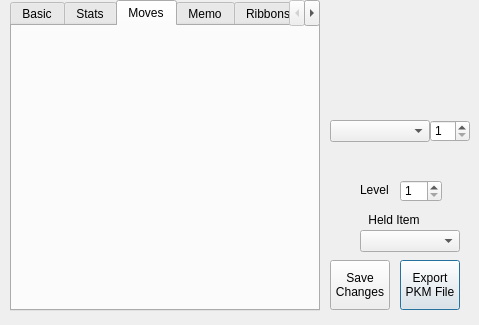
First picture: the form in QT Project/pkmviewer.ui, repository Annovae/PKMDS-G5, before the edit.
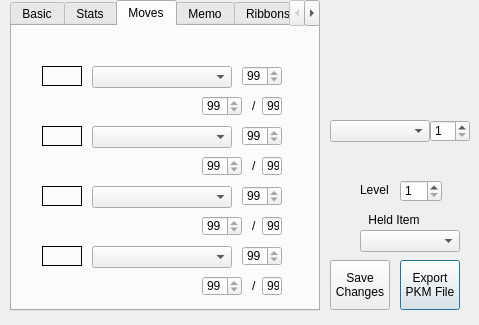
Second picture: the form after the edit. The open tabs and pages were chosen to show the change.

Diff of the .ui file:
```diff
--- a/QT Project/pkmviewer.ui
+++ b/QT Project/pkmviewer.ui
@@ -1103,7 +1103,7 @@
       </rect>
      </property>
     </widget>
-    <widget class="QLabel" name="label_2">
+    <widget class="QLabel" name="lblNature">
      <property name="geometry">
       <rect>
        <x>70</x>
@@ -1121,6 +1121,414 @@
     <attribute name="title">
      <string>Moves</string>
     </attribute>
+    <widget class="QGraphicsView" name="pbMove1Type">
+     <property name="geometry">
+      <rect>
+       <x>30</x>
+       <y>40</y>
+       <width>40</width>
+       <height>20</height>
+      </rect>
+     </property>
+     <property name="styleSheet">
+      <string notr="true">background: transparent</string>
+     </property>
+     <property name="frameShape">
+      <enum>QFrame::Box</enum>
+     </property>
+     <property name="frameShadow">
+      <enum>QFrame::Plain</enum>
+     </property>
+     <property name="verticalScrollBarPolicy">
+      <enum>Qt::ScrollBarAlwaysOff</enum>
+     </property>
+     <property name="horizontalScrollBarPolicy">
+      <enum>Qt::ScrollBarAlwaysOff</enum>
+     </property>
+    </widget>
+    <widget class="QGraphicsView" name="pbMove2Type">
+     <property name="geometry">
+      <rect>
+       <x>30</x>
+       <y>100</y>
+       <width>40</width>
+       <height>20</height>
+      </rect>
+     </property>
+     <property name="styleSheet">
+      <string notr="true">background: transparent</string>
+     </property>
+     <property name="frameShape">
+      <enum>QFrame::Box</enum>
+     </property>
+     <property name="frameShadow">
+      <enum>QFrame::Plain</enum>
+     </property>
+     <property name="verticalScrollBarPolicy">
+      <enum>Qt::ScrollBarAlwaysOff</enum>
+     </property>
+     <property name="horizontalScrollBarPolicy">
+      <enum>Qt::ScrollBarAlwaysOff</enum>
+     </property>
+    </widget>
+    <widget class="QGraphicsView" name="pbMove3Type">
+     <property name="geometry">
+      <rect>
+       <x>30</x>
+       <y>160</y>
+       <width>40</width>
+       <height>20</height>
+      </rect>
+     </property>
+     <property name="styleSheet">
+      <string notr="true">background: transparent</string>
+     </property>
+     <property name="frameShape">
+      <enum>QFrame::Box</enum>
+     </property>
+     <property name="frameShadow">
+      <enum>QFrame::Plain</enum>
+     </property>
+     <property name="verticalScrollBarPolicy">
+      <enum>Qt::ScrollBarAlwaysOff</enum>
+     </property>
+     <property name="horizontalScrollBarPolicy">
+      <enum>Qt::ScrollBarAlwaysOff</enum>
+     </property>
+    </widget>
+    <widget class="QGraphicsView" name="pbMove4Type">
+     <property name="geometry">
+      <rect>
+       <x>30</x>
+       <y>220</y>
+       <width>40</width>
+       <height>20</height>
+      </rect>
+     </property>
+     <property name="styleSheet">
+      <string notr="true">background: transparent</string>
+     </property>
+     <property name="frameShape">
+      <enum>QFrame::Box</enum>
+     </property>
+     <property name="frameShadow">
+      <enum>QFrame::Plain</enum>
+     </property>
+     <property name="verticalScrollBarPolicy">
+      <enum>Qt::ScrollBarAlwaysOff</enum>
+     </property>
+     <property name="horizontalScrollBarPolicy">
+      <enum>Qt::ScrollBarAlwaysOff</enum>
+     </property>
+    </widget>
+    <widget class="QComboBox" name="cbMove1">
+     <property name="geometry">
+      <rect>
+       <x>80</x>
+       <y>40</y>
+       <width>140</width>
+       <height>22</height>
+      </rect>
+     </property>
+    </widget>
+    <widget class="QComboBox" name="cbMove2">
+     <property name="geometry">
+      <rect>
+       <x>80</x>
+       <y>100</y>
+       <width>140</width>
+       <height>22</height>
+      </rect>
+     </property>
+    </widget>
+    <widget class="QComboBox" name="cbMove3">
+     <property name="geometry">
+      <rect>
+       <x>80</x>
+       <y>160</y>
+       <width>140</width>
+       <height>22</height>
+      </rect>
+     </property>
+    </widget>
+    <widget class="QComboBox" name="cbMove4">
+     <property name="geometry">
+      <rect>
+       <x>80</x>
+       <y>220</y>
+       <width>140</width>
+       <height>22</height>
+      </rect>
+     </property>
+    </widget>
+    <widget class="QSpinBox" name="sbMove1PPUps">
+     <property name="geometry">
+      <rect>
+       <x>230</x>
+       <y>40</y>
+       <width>40</width>
+       <height>20</height>
+      </rect>
+     </property>
+     <property name="minimum">
+      <number>99</number>
+     </property>
+     <property name="maximum">
+      <number>99</number>
+     </property>
+    </widget>
+    <widget class="QSpinBox" name="sbMove1TotalPP">
+     <property name="geometry">
+      <rect>
+       <x>250</x>
+       <y>70</y>
+       <width>20</width>
+       <height>20</height>
+      </rect>
+     </property>
+     <property name="readOnly">
+      <bool>true</bool>
+     </property>
+     <property name="buttonSymbols">
+      <enum>QAbstractSpinBox::NoButtons</enum>
+     </property>
+     <property name="minimum">
+      <number>99</number>
+     </property>
+     <property name="maximum">
+      <number>99</number>
+     </property>
+    </widget>
+    <widget class="QSpinBox" name="sbMove1PP">
+     <property name="geometry">
+      <rect>
+       <x>190</x>
+       <y>70</y>
+       <width>40</width>
+       <height>20</height>
+      </rect>
+     </property>
+     <property name="minimum">
+      <number>99</number>
+     </property>
+     <property name="maximum">
+      <number>99</number>
+     </property>
+    </widget>
+    <widget class="QLabel" name="label_2">
+     <property name="geometry">
+      <rect>
+       <x>240</x>
+       <y>70</y>
+       <width>10</width>
+       <height>20</height>
+      </rect>
+     </property>
+     <property name="text">
+      <string>/</string>
+     </property>
+    </widget>
+    <widget class="QSpinBox" name="sbMove2PPUps">
+     <property name="geometry">
+      <rect>
+       <x>230</x>
+       <y>100</y>
+       <width>40</width>
+       <height>20</height>
+      </rect>
+     </property>
+     <property name="minimum">
+      <number>99</number>
+     </property>
+     <property name="maximum">
+      <number>99</number>
+     </property>
+    </widget>
+    <widget class="QSpinBox" name="sbMove2PP">
+     <property name="geometry">
+      <rect>
+       <x>190</x>
+       <y>130</y>
+       <width>40</width>
+       <height>20</height>
+      </rect>
+     </property>
+     <property name="minimum">
+      <number>99</number>
+     </property>
+     <property name="maximum">
+      <number>99</number>
+     </property>
+    </widget>
+    <widget class="QSpinBox" name="sbMove2TotalPP">
+     <property name="geometry">
+      <rect>
+       <x>250</x>
+       <y>130</y>
+       <width>20</width>
+       <height>20</height>
+      </rect>
+     </property>
+     <property name="readOnly">
+      <bool>true</bool>
+     </property>
+     <property name="buttonSymbols">
+      <enum>QAbstractSpinBox::NoButtons</enum>
+     </property>
+     <property name="minimum">
+      <number>99</number>
+     </property>
+     <property name="maximum">
+      <number>99</number>
+     </property>
+    </widget>
+    <widget class="QLabel" name="label_3">
+     <property name="geometry">
+      <rect>
+       <x>240</x>
+       <y>130</y>
+       <width>10</width>
+       <height>20</height>
+      </rect>
+     </property>
+     <property name="text">
+      <string>/</string>
+     </property>
+    </widget>
+    <widget class="QSpinBox" name="sbMove3PPUps">
+     <property name="geometry">
+      <rect>
+       <x>230</x>
+       <y>160</y>
+       <width>40</width>
+       <height>20</height>
+      </rect>
+     </property>
+     <property name="minimum">
+      <number>99</number>
+     </property>
+     <property name="maximum">
+      <number>99</number>
+     </property>
+    </widget>
+    <widget class="QSpinBox" name="sbMove3PP">
+     <property name="geometry">
+      <rect>
+       <x>190</x>
+       <y>190</y>
+       <width>40</width>
+       <height>20</height>
+      </rect>
+     </property>
+     <property name="minimum">
+      <number>99</number>
+     </property>
+     <property name="maximum">
+      <number>99</number>
+     </property>
+    </widget>
+    <widget class="QSpinBox" name="sbMove3TotalPP">
+     <property name="geometry">
+      <rect>
+       <x>250</x>
+       <y>190</y>
+       <width>20</width>
+       <height>20</height>
+      </rect>
+     </property>
+     <property name="readOnly">
+      <bool>true</bool>
+     </property>
+     <property name="buttonSymbols">
+      <enum>QAbstractSpinBox::NoButtons</enum>
+     </property>
+     <property name="minimum">
+      <number>99</number>
+     </property>
+     <property name="maximum">
+      <number>99</number>
+     </property>
+    </widget>
+    <widget class="QLabel" name="label_4">
+     <property name="geometry">
+      <rect>
+       <x>240</x>
+       <y>190</y>
+       <width>10</width>
+       <height>20</height>
+      </rect>
+     </property>
+     <property name="text">
+      <string>/</string>
+     </property>
+    </widget>
+    <widget class="QSpinBox" name="sbMove4PPUps">
+     <property name="geometry">
+      <rect>
+       <x>230</x>
+       <y>220</y>
+       <width>40</width>
+       <height>20</height>
+      </rect>
+     </property>
+     <property name="minimum">
+      <number>99</number>
+     </property>
+     <property name="maximum">
+      <number>99</number>
+     </property>
+    </widget>
+    <widget class="QSpinBox" name="sbMove4PP">
+     <property name="geometry">
+      <rect>
+       <x>190</x>
+       <y>250</y>
+       <width>40</width>
+       <height>20</height>
+      </rect>
+     </property>
+     <property name="minimum">
+      <number>99</number>
+     </property>
+     <property name="maximum">
+      <number>99</number>
+     </property>
+    </widget>
+    <widget class="QSpinBox" name="sbMove4TotalPP">
+     <property name="geometry">
+      <rect>
+       <x>250</x>
+       <y>250</y>
+       <width>20</width>
+       <height>20</height>
+      </rect>
+     </property>
+     <property name="readOnly">
+      <bool>true</bool>
+     </property>
+     <property name="buttonSymbols">
+      <enum>QAbstractSpinBox::NoButtons</enum>
+     </property>
+     <property name="minimum">
+      <number>99</number>
+     </property>
+     <property name="maximum">
+      <number>99</number>
+     </property>
+    </widget>
+    <widget class="QLabel" name="label_5">
+     <property name="geometry">
+      <rect>
+       <x>240</x>
+       <y>250</y>
+       <width>10</width>
+       <height>20</height>
+      </rect>
+     </property>
+     <property name="text">
+      <string>/</string>
+     </property>
+    </widget>
    </widget>
    <widget class="QWidget" name="tpMemo">
     <attribute name="title">
```
Left out of the diff: 2 changed lines with no effect on the pictures.
